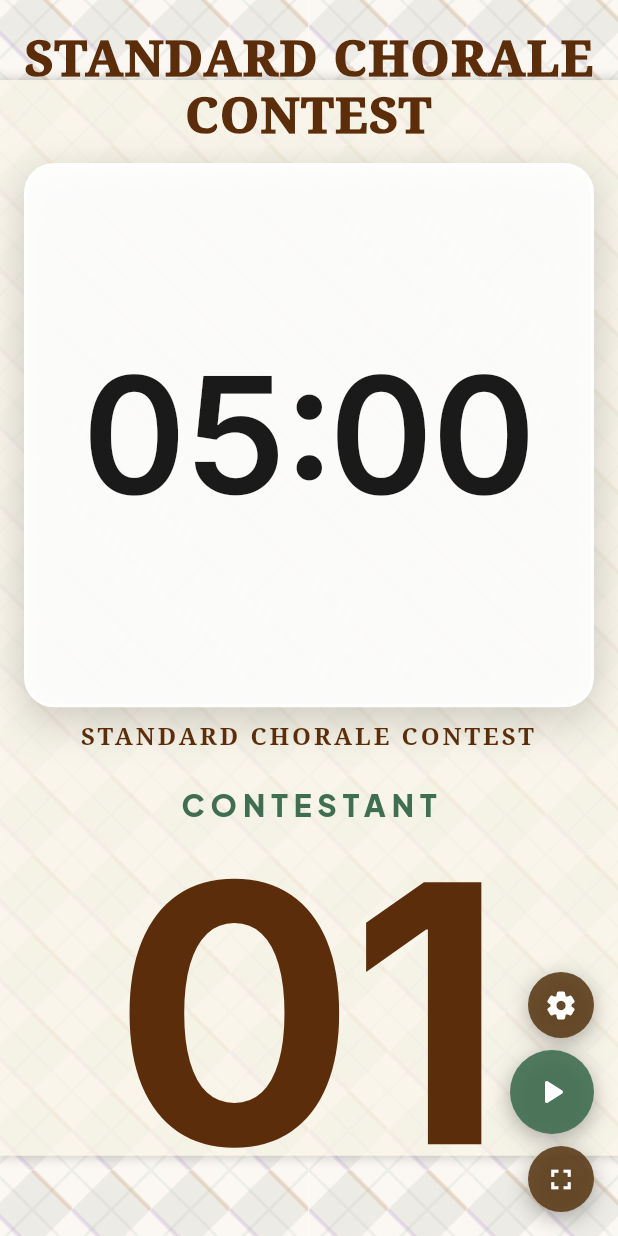
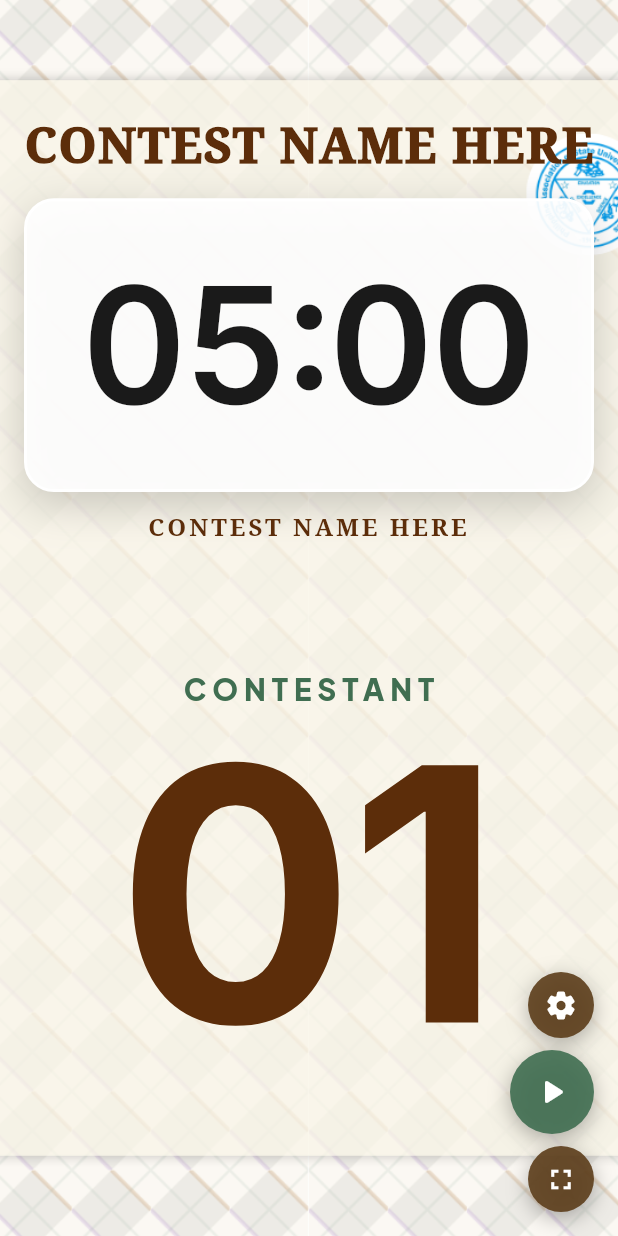
Before and after one commit to mjsolidarios/ncaf-timer, a Flutter app: the screen it shows after launch, on a phone screen of 412 x 824 dp. Run offline on Flutter 3.47's test engine with Material 3 defaults, Android fonts, the phone set to English and light mode, and no system bars; our stand-ins replace flutter_animate, google_fonts.

```diff
--- a/lib/timer_app.dart
+++ b/lib/timer_app.dart
@@ -24,7 +24,7 @@ class _TimerHomePageState extends State<TimerHomePage>
 
   // Event / contest name
   final TextEditingController _nameController =
-      TextEditingController(text: 'STANDARD CHORALE\nCONTEST');
+      TextEditingController(text: 'CONTEST NAME HERE');
   bool _isEditingName = false;
   final FocusNode _nameFocusNode = FocusNode();
 
@@ -214,11 +214,19 @@ class _TimerHomePageState extends State<TimerHomePage>
     return Row(
       crossAxisAlignment: CrossAxisAlignment.stretch,
       children: [
-        // Top bar, Timer card, Bottom Label in left column
+        // Top bar, Timer card, Bottom Label perfectly aligned vertically & bounded horizontally
         Expanded(
           flex: 6,
+          child: Row(
+            mainAxisAlignment: MainAxisAlignment.center,
+            children: [
+              Flexible(
+                child: ConstrainedBox(
+                  constraints: const BoxConstraints(maxWidth: 650),
                   child: Column(
+                    crossAxisAlignment: CrossAxisAlignment.stretch,
                     children: [
+                      const Spacer(),
                       _TopBar(
                         nameController: _nameController,
                         isEditingName: _isEditingName,
@@ -228,6 +236,7 @@ class _TimerHomePageState extends State<TimerHomePage>
                       ),
                       const SizedBox(height: 12),
                       Expanded(
+                        flex: 8,
                         child: _TimerCard(
                           timeString: _formatRemaining(),
                           status: _status,
@@ -238,6 +247,11 @@ class _TimerHomePageState extends State<TimerHomePage>
                       ),
                       const SizedBox(height: 8),
                       _BottomLabel(nameController: _nameController),
+                      const Spacer(),
+                    ],
+                  ),
+                ),
+              ),
             ],
           ),
         ),
@@ -256,10 +270,18 @@ class _TimerHomePageState extends State<TimerHomePage>
   Widget _buildNarrowBody() {
     return Column(
       children: [
-        // Top bar, Timer card, Bottom Label
+        // Top bar, Timer card, Bottom Label perfectly constraint matched
         Expanded(
-          flex: 5,
+          flex: 6,
+          child: Row(
+            mainAxisAlignment: MainAxisAlignment.center,
+            children: [
+              Flexible(
+                child: ConstrainedBox(
+                  constraints: const BoxConstraints(maxWidth: 600),
                   child: Column(
+                    crossAxisAlignment: CrossAxisAlignment.stretch,
+                    mainAxisAlignment: MainAxisAlignment.center,
                     children: [
                       _TopBar(
                         nameController: _nameController,
@@ -268,27 +290,30 @@ class _TimerHomePageState extends State<TimerHomePage>
                         onNameTap: () => setState(() => _isEditingName = true),
                         onNameSubmit: () => setState(() => _isEditingName = false),
                       ),
-              const SizedBox(height: 12),
-              Expanded(
-                child: _TimerCard(
+                      const SizedBox(height: 16),
+                      _TimerCard(
                         timeString: _formatRemaining(),
                         status: _status,
                         timerColor: _timerColor,
                         pulseController: _pulseController,
                         blinkController: _blinkController,
                       ),
-              ),
-              const SizedBox(height: 8),
+                      const SizedBox(height: 12),
                       _BottomLabel(nameController: _nameController),
                     ],
                   ),
                 ),
-        const SizedBox(height: 12),
+              ),
+            ],
+          ),
+        ),
+        const SizedBox(height: 24),
         // Contestant panel
         Expanded(
-          flex: 3,
+          flex: 4,
           child: _ContestantPanel(number: _contestantNumber),
         ),
+        const SizedBox(height: 90), // Reserved space for floating action buttons
       ],
     );
   }
@@ -376,8 +401,8 @@ class _TimerHomePageState extends State<TimerHomePage>
                       fontSize: 16,
                     ),
                     border: InputBorder.none,
-                    contentPadding:
-                        const EdgeInsets.symmetric(vertical: 12, horizontal: 16),
+                    contentPadding: const EdgeInsets.symmetric(
+                        vertical: 12, horizontal: 16),
                   ),
                   onChanged: (_) => setState(() {}),
                 ),
@@ -449,8 +474,7 @@ class _TimerHomePageState extends State<TimerHomePage>
                     onDecrement: () => setState(() {
                       if (_contestantNumber > 1) _contestantNumber--;
                     }),
-                    onIncrement: () =>
-                        setState(() => _contestantNumber++),
+                    onIncrement: () => setState(() => _contestantNumber++),
                     onChanged: (v) => setState(() => _contestantNumber = v),
                   ),
                 ],
@@ -690,8 +714,8 @@ class _TopBar extends StatelessWidget {
             decoration: InputDecoration(
               filled: true,
               fillColor: Colors.white.withOpacity(0.7),
-              border: OutlineInputBorder(
-                  borderRadius: BorderRadius.circular(8)),
+              border:
+                  OutlineInputBorder(borderRadius: BorderRadius.circular(8)),
               suffixIcon: IconButton(
                 onPressed: onNameSubmit,
                 icon: const Icon(Icons.check_circle_outline,
```
Also changed, not shown: assets/background.png. Lines whose indentation alone changed are shown as unchanged.
